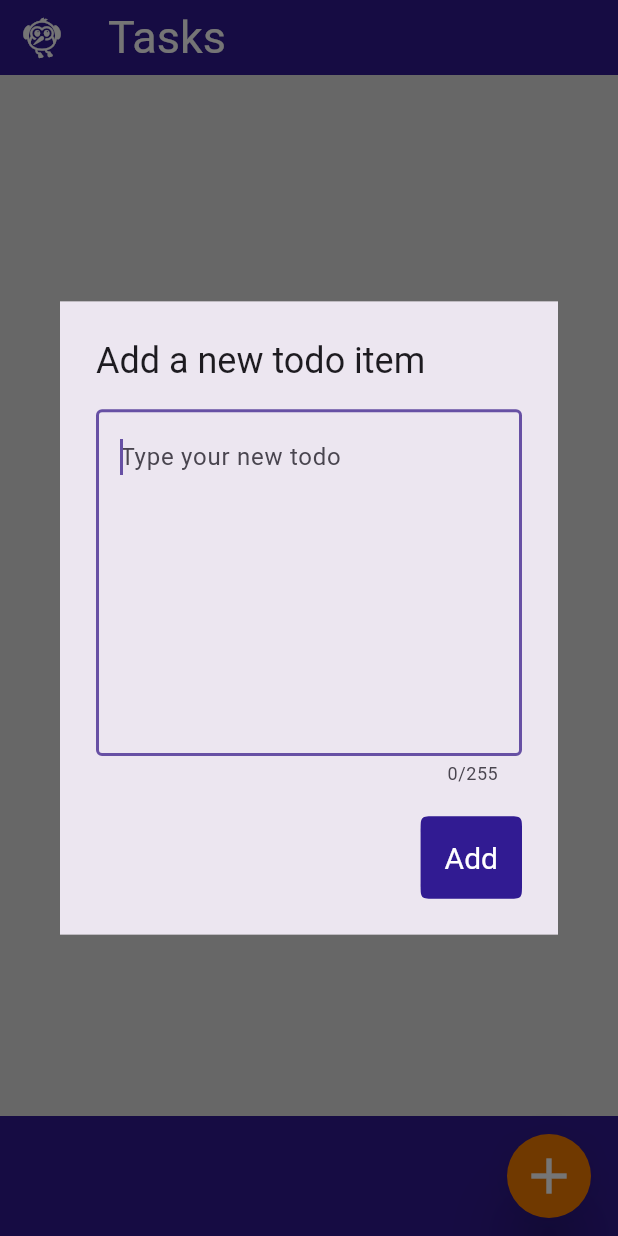
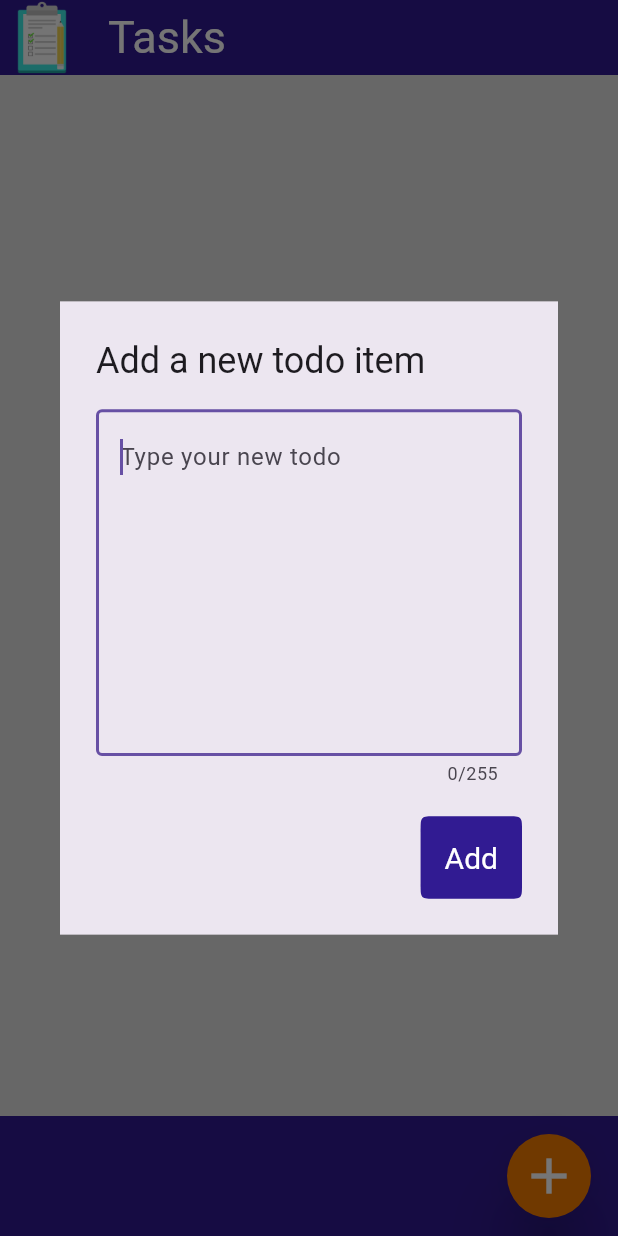
Before and after one commit to Simone-Sangiovanni/Tasks, a Flutter app: the screen it shows after launch, after a tap on the "add" icon, on a phone screen of 412 x 824 dp. Run offline on Flutter 3.47's test engine with Material 3 defaults, Android fonts, the phone set to English and light mode, and no system bars.

Commit message:
added icon to the top navbar, modified pubspec.yaml, added icon license

```diff
--- a/lib/dialogBox/task_dialog_box.dart
+++ b/lib/dialogBox/task_dialog_box.dart
@@ -9,25 +9,27 @@ class TaskDialogBox extends StatelessWidget {
 
   @override
   Widget build(BuildContext context) {
-    double screenWidth = MediaQuery.of(context).size.width;
-    double screenHeight = MediaQuery.of(context).size.height;
+    double width = MediaQuery.of(context).size.width * 0.9;
+    double height = MediaQuery.of(context).size.height * 0.3;
 
     return Consumer<TaskListModel>(
       builder: (context, value, child) => AlertDialog(
         title: const Text('Add a new todo item'),
         content: SizedBox(
-          width: screenWidth * 0.9,
-          height: screenHeight * 0.3,
+          width: width,
+          height: height,
           child: TextField(
             controller: _textFieldController,
             maxLines: null,
             maxLength: 255,
+            expands: true,
             autofocus: true,
-            expands: true,
             textAlignVertical: TextAlignVertical.top,
             decoration: const InputDecoration(
               hintText: 'Type your new todo',
-              border: OutlineInputBorder(borderSide: BorderSide(width: 2.0))
+              border: OutlineInputBorder(
+                  borderSide: BorderSide(width: 2.0)
+              ),
             ),
           ),
         ),
@@ -37,7 +39,9 @@ class TaskDialogBox extends StatelessWidget {
             style: TextButton.styleFrom(
               foregroundColor: Colors.white,
               backgroundColor: Theme.of(context).primaryColor,
-              shape: ContinuousRectangleBorder(borderRadius: BorderRadius.circular(10)),
+              shape: ContinuousRectangleBorder(
+                  borderRadius: BorderRadius.circular(10),
+              ),
               padding: const EdgeInsets.all(16.0),
               textStyle: const TextStyle(fontSize: 20),
             ),
--- a/lib/navbars/top_bar.dart
+++ b/lib/navbars/top_bar.dart
@@ -11,10 +11,8 @@ class TopBar extends StatelessWidget implements PreferredSizeWidget{
     return AppBar(
       backgroundColor: Theme.of(context).primaryColor,
       // TODO: change the icon with the real app logo
-      leading: const Icon(
-        Icons.flutter_dash,
-        size: 30,
-        color: Colors.white,
+      leading: const Image(
+        image: AssetImage("images/icon.png"),
       ),
       title: const Text(
         "Tasks",
--- a/pubspec.yaml
+++ b/pubspec.yaml
@@ -46,7 +46,7 @@ dev_dependencies:
   # activated in the `analysis_options.yaml` file located at the root of your
   # package. See that file for information about deactivating specific lint
   # rules and activating additional ones.
-  flutter_lints: ^2.0.0
+  flutter_lints: ^3.0.1
 
 # For information on the generic Dart part of this file, see the
 # following page: https://dart.dev/tools/pub/pubspec
@@ -63,7 +63,8 @@ flutter:
   # assets:
   #   - images/a_dot_burr.jpeg
   #   - images/a_dot_ham.jpeg
-
+  assets:
+    - images/
   # An image asset can refer to one or more resolution-specific "variants", see
   # https://flutter.dev/assets-and-images/#resolution-aware
 
```
Also changed, not shown: lib/themes/text_themes.dart (deleted, +0 -37 lines), images/icon.png (added), 1 other file.
